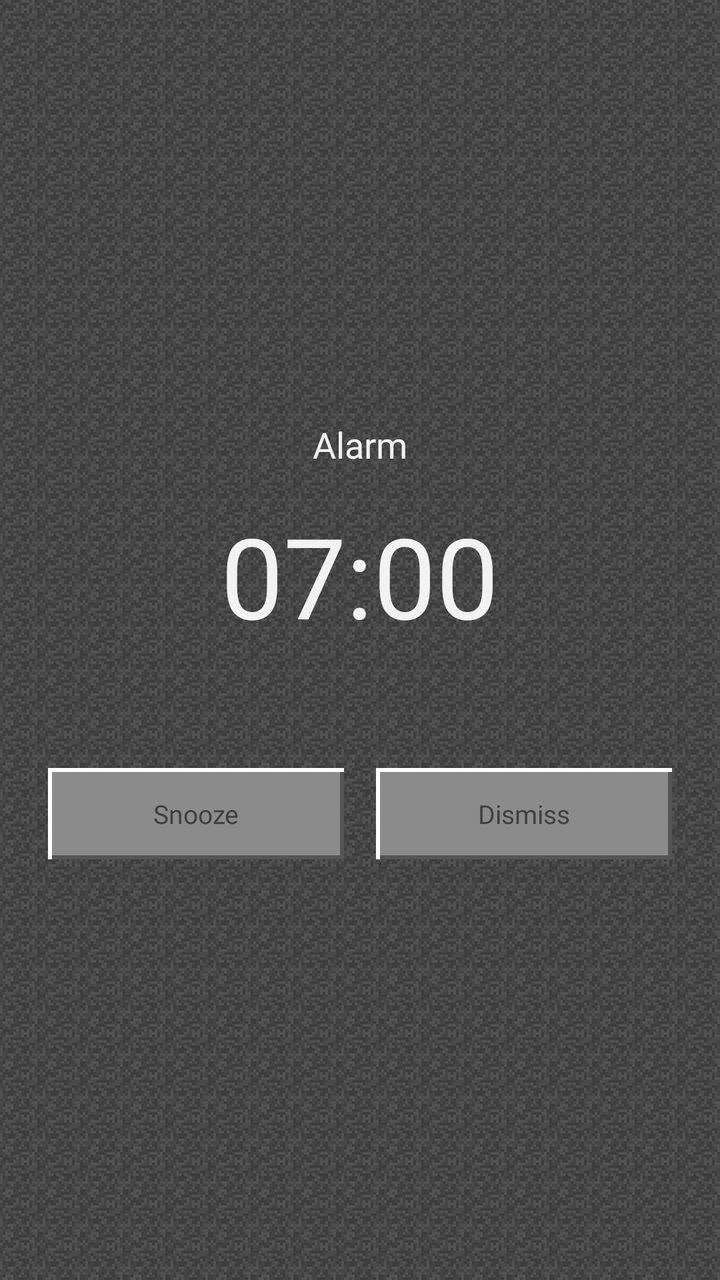
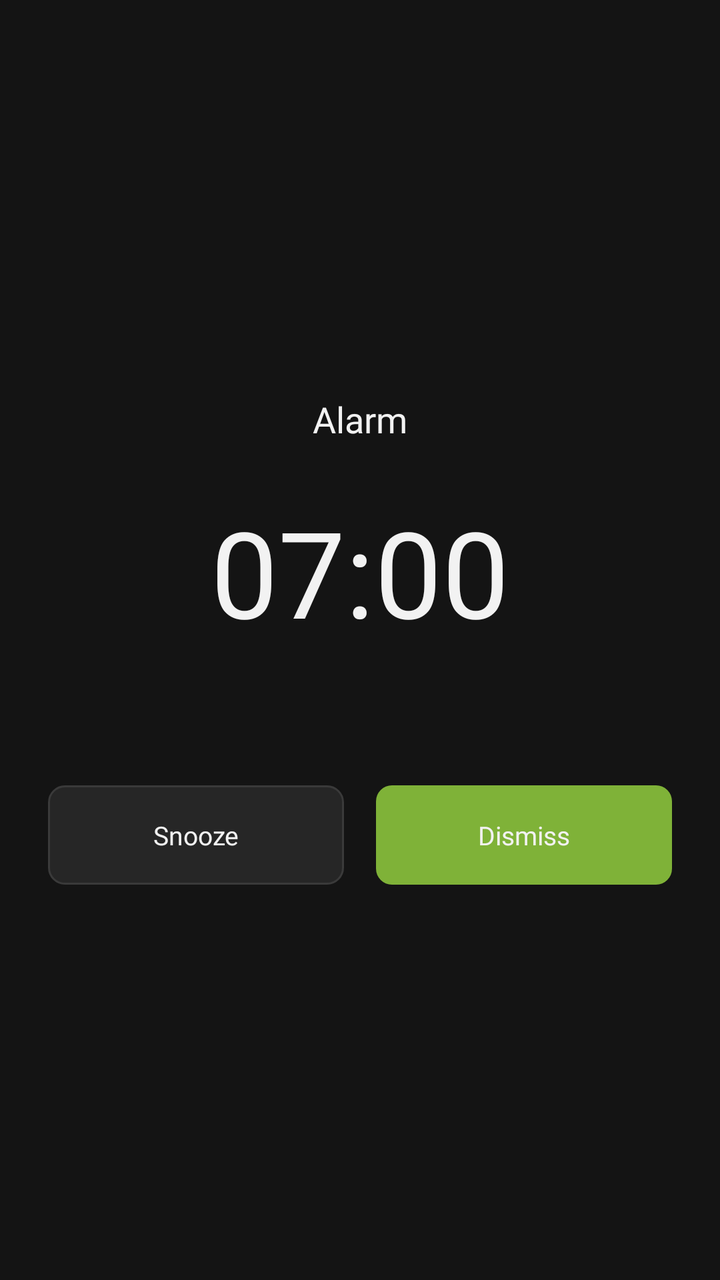

An Android layout rendered at two revisions. The XML below is the earlier revision; the diff shows what the commit changed to produce the second picture.
<!-- AndroidManifest.xml: application theme Theme.MCClock -->
<!-- res/layout/activity_alarm_ringing.xml -->
<?xml version="1.0" encoding="utf-8"?>
<LinearLayout xmlns:android="http://schemas.android.com/apk/res/android"
    android:layout_width="match_parent"
    android:layout_height="match_parent"
    android:background="@drawable/bg_stone"
    android:gravity="center"
    android:orientation="vertical"
    android:padding="24dp">

    <TextView
        android:id="@+id/titleText"
        android:layout_width="wrap_content"
        android:layout_height="wrap_content"
        android:fontFamily="@font/silkscreen_bold"
        android:shadowColor="#CC000000"
        android:shadowDx="2"
        android:shadowDy="2"
        android:shadowRadius="0"
        android:text="Alarm"
        android:textColor="@color/app_text"
        android:textSize="18sp" />

    <TextView
        android:id="@+id/timeText"
        android:layout_width="wrap_content"
        android:layout_height="wrap_content"
        android:layout_marginTop="16dp"
        android:fontFamily="@font/silkscreen_bold"
        android:shadowColor="#CC000000"
        android:shadowDx="3"
        android:shadowDy="3"
        android:shadowRadius="0"
        android:text="07:00"
        android:textColor="@color/app_text"
        android:textSize="56sp" />

    <TextView
        android:id="@+id/labelText"
        android:layout_width="wrap_content"
        android:layout_height="wrap_content"
        android:layout_marginTop="8dp"
        android:textColor="@color/app_text_dim"
        android:textSize="14sp" />

    <LinearLayout
        android:layout_width="match_parent"
        android:layout_height="wrap_content"
        android:layout_marginTop="32dp"
        android:orientation="horizontal">

        <TextView
            android:id="@+id/snoozeButton"
            android:layout_width="0dp"
            android:layout_height="wrap_content"
            android:layout_marginEnd="8dp"
            android:layout_weight="1"
            android:background="@drawable/mc_button"
            android:clickable="true"
            android:focusable="true"
            android:fontFamily="@font/silkscreen_bold"
            android:gravity="center"
            android:padding="14dp"
            android:text="Snooze"
            android:textColor="@color/mc_text"
            android:textSize="13sp" />

        <TextView
            android:id="@+id/dismissButton"
            android:layout_width="0dp"
            android:layout_height="wrap_content"
            android:layout_marginStart="8dp"
            android:layout_weight="1"
            android:background="@drawable/mc_button"
            android:clickable="true"
            android:focusable="true"
            android:fontFamily="@font/silkscreen_bold"
            android:gravity="center"
            android:padding="14dp"
            android:text="Dismiss"
            android:textColor="@color/mc_text"
            android:textSize="13sp" />
    </LinearLayout>
</LinearLayout>
<!-- resources referenced by this layout -->
<resources>
  <color name="app_text">#F2F2F2</color>
  <color name="app_text_dim">#A9A9A9</color>
  <color name="mc_text">#3F3F3F</color>
  <!-- drawable bg_stone (drawable) -->
  <?xml version="1.0" encoding="utf-8"?>
  <bitmap xmlns:android="http://schemas.android.com/apk/res/android"
      android:src="@drawable/bg_stone_tile"
      android:tileMode="repeat" />
  <!-- drawable mc_button (drawable) -->
  <?xml version="1.0" encoding="utf-8"?>
  <selector xmlns:android="http://schemas.android.com/apk/res/android">
  
      
      <item android:state_pressed="true">
          <layer-list>
              <item>
                  <shape android:shape="rectangle">
                      <solid android:color="@color/mc_panel_dark" />
                  </shape>
              </item>
              <item
                  android:bottom="0dp"
                  android:left="2dp"
                  android:right="0dp"
                  android:top="2dp">
                  <shape android:shape="rectangle">
                      <solid android:color="@color/mc_panel_light" />
                  </shape>
              </item>
              <item
                  android:bottom="2dp"
                  android:left="2dp"
                  android:right="2dp"
                  android:top="2dp">
                  <shape android:shape="rectangle">
                      <solid android:color="@color/mc_button_fill_pressed" />
                  </shape>
              </item>
          </layer-list>
      </item>
  
      
      <item>
          <layer-list>
              <item>
                  <shape android:shape="rectangle">
                      <solid android:color="@color/mc_panel_light" />
                  </shape>
              </item>
              <item
                  android:bottom="0dp"
                  android:left="2dp"
                  android:right="0dp"
                  android:top="2dp">
                  <shape android:shape="rectangle">
                      <solid android:color="@color/mc_panel_dark" />
                  </shape>
              </item>
              <item
                  android:bottom="2dp"
                  android:left="2dp"
                  android:right="2dp"
                  android:top="2dp">
                  <shape android:shape="rectangle">
                      <solid android:color="@color/mc_button_fill" />
                  </shape>
              </item>
          </layer-list>
      </item>
  
  </selector>
  <style name="Theme.MCClock" parent="Theme.AppCompat.NoActionBar">
          <item name="android:windowBackground">@drawable/bg_stone</item>
          <item name="android:statusBarColor">@color/app_bg_dark</item>
          <item name="android:navigationBarColor">@color/app_bg_dark</item>
          <item name="colorPrimary">@color/mc_panel_fill</item>
          <item name="colorPrimaryDark">@color/mc_panel_dark</item>
          <item name="colorAccent">#7FB238</item>
      </style>
  <!-- drawable bg_stone_tile: png bitmap (drawable-nodpi, 470 bytes) -->
  <color name="mc_panel_dark">#555555</color>
  <color name="mc_panel_light">#FFFFFF</color>
  <color name="mc_button_fill_pressed">#6E6E6E</color>
  <color name="mc_button_fill">#8B8B8B</color>
  <color name="app_bg_dark">#1E1E1E</color>
  <color name="mc_panel_fill">#C6C6C6</color>
</resources>

<!-- the commit's change to res/layout/activity_alarm_ringing.xml (unified diff, before → after) -->
@@ -2,7 +2,7 @@
 <LinearLayout xmlns:android="http://schemas.android.com/apk/res/android"
     android:layout_width="match_parent"
     android:layout_height="match_parent"
-    android:background="@drawable/bg_stone"
+    android:background="@color/app_bg"
     android:gravity="center"
     android:orientation="vertical"
     android:padding="24dp">
@@ -24,7 +24,7 @@
         android:id="@+id/timeText"
         android:layout_width="wrap_content"
         android:layout_height="wrap_content"
-        android:layout_marginTop="16dp"
+        android:layout_marginTop="24dp"
         android:fontFamily="@font/silkscreen_bold"
         android:shadowColor="#CC000000"
         android:shadowDx="3"
@@ -32,7 +32,7 @@
         android:shadowRadius="0"
         android:text="07:00"
         android:textColor="@color/app_text"
-        android:textSize="56sp" />
+        android:textSize="60sp" />
 
     <TextView
         android:id="@+id/labelText"
@@ -45,7 +45,7 @@
     <LinearLayout
         android:layout_width="match_parent"
         android:layout_height="wrap_content"
-        android:layout_marginTop="32dp"
+        android:layout_marginTop="40dp"
         android:orientation="horizontal">
 
         <TextView
@@ -54,14 +54,14 @@
             android:layout_height="wrap_content"
             android:layout_marginEnd="8dp"
             android:layout_weight="1"
-            android:background="@drawable/mc_button"
+            android:background="@drawable/mc_button_secondary"
             android:clickable="true"
             android:focusable="true"
             android:fontFamily="@font/silkscreen_bold"
             android:gravity="center"
-            android:padding="14dp"
+            android:padding="16dp"
             android:text="Snooze"
-            android:textColor="@color/mc_text"
+            android:textColor="@color/app_text"
             android:textSize="13sp" />
 
         <TextView
@@ -70,14 +70,14 @@
             android:layout_height="wrap_content"
             android:layout_marginStart="8dp"
             android:layout_weight="1"
-            android:background="@drawable/mc_button"
+            android:background="@drawable/mc_button_primary"
             android:clickable="true"
             android:focusable="true"
             android:fontFamily="@font/silkscreen_bold"
             android:gravity="center"
-            android:padding="14dp"
+            android:padding="16dp"
             android:text="Dismiss"
-            android:textColor="@color/mc_text"
+            android:textColor="@color/app_text"
             android:textSize="13sp" />
     </LinearLayout>
 </LinearLayout>
<!-- resource entries referenced after the edit -->
@@ -1,90 +1,55 @@
 <!-- resources referenced by this layout -->
 <resources>
+  <color name="app_bg">#141414</color>
   <color name="app_text">#F2F2F2</color>
-  <color name="app_text_dim">#A9A9A9</color>
-  <color name="mc_text">#3F3F3F</color>
-  <!-- drawable bg_stone (drawable) -->
-  <?xml version="1.0" encoding="utf-8"?>
-  <bitmap xmlns:android="http://schemas.android.com/apk/res/android"
-      android:src="@drawable/bg_stone_tile"
-      android:tileMode="repeat" />
-  <!-- drawable mc_button (drawable) -->
+  <color name="app_text_dim">#7A7A7A</color>
+  <!-- drawable mc_button_primary (drawable) -->
   <?xml version="1.0" encoding="utf-8"?>
   <selector xmlns:android="http://schemas.android.com/apk/res/android">
-  
-      
       <item android:state_pressed="true">
-          <layer-list>
-              <item>
-                  <shape android:shape="rectangle">
-                      <solid android:color="@color/mc_panel_dark" />
-                  </shape>
-              </item>
-              <item
-                  android:bottom="0dp"
-                  android:left="2dp"
-                  android:right="0dp"
-                  android:top="2dp">
-                  <shape android:shape="rectangle">
-                      <solid android:color="@color/mc_panel_light" />
-                  </shape>
-              </item>
-              <item
-                  android:bottom="2dp"
-                  android:left="2dp"
-                  android:right="2dp"
-                  android:top="2dp">
-                  <shape android:shape="rectangle">
-                      <solid android:color="@color/mc_button_fill_pressed" />
-                  </shape>
-              </item>
-          </layer-list>
+          <shape android:shape="rectangle">
+              <solid android:color="@color/mc_green_pressed" />
+              <corners android:radius="8dp" />
+          </shape>
       </item>
-  
-      
       <item>
-          <layer-list>
-              <item>
-                  <shape android:shape="rectangle">
-                      <solid android:color="@color/mc_panel_light" />
-                  </shape>
-              </item>
-              <item
-                  android:bottom="0dp"
-                  android:left="2dp"
-                  android:right="0dp"
-                  android:top="2dp">
-                  <shape android:shape="rectangle">
-                      <solid android:color="@color/mc_panel_dark" />
-                  </shape>
-              </item>
-              <item
-                  android:bottom="2dp"
-                  android:left="2dp"
-                  android:right="2dp"
-                  android:top="2dp">
-                  <shape android:shape="rectangle">
-                      <solid android:color="@color/mc_button_fill" />
-                  </shape>
-              </item>
-          </layer-list>
+          <shape android:shape="rectangle">
+              <solid android:color="@color/mc_green" />
+              <corners android:radius="8dp" />
+          </shape>
       </item>
-  
+  </selector>
+  <!-- drawable mc_button_secondary (drawable) -->
+  <?xml version="1.0" encoding="utf-8"?>
+  <selector xmlns:android="http://schemas.android.com/apk/res/android">
+      <item android:state_pressed="true">
+          <shape android:shape="rectangle">
+              <solid android:color="@color/app_surface_light" />
+              <stroke android:width="1dp" android:color="@color/app_border" />
+              <corners android:radius="8dp" />
+          </shape>
+      </item>
+      <item>
+          <shape android:shape="rectangle">
+              <solid android:color="@color/app_surface" />
+              <stroke android:width="1dp" android:color="@color/app_border" />
+              <corners android:radius="8dp" />
+          </shape>
+      </item>
   </selector>
   <style name="Theme.MCClock" parent="Theme.AppCompat.NoActionBar">
-          <item name="android:windowBackground">@drawable/bg_stone</item>
-          <item name="android:statusBarColor">@color/app_bg_dark</item>
-          <item name="android:navigationBarColor">@color/app_bg_dark</item>
-          <item name="colorPrimary">@color/mc_panel_fill</item>
-          <item name="colorPrimaryDark">@color/mc_panel_dark</item>
-          <item name="colorAccent">#7FB238</item>
+          <item name="android:windowBackground">@color/app_bg</item>
+          <item name="android:statusBarColor">@color/app_bg</item>
+          <item name="android:navigationBarColor">@color/app_bg</item>
+          <item name="colorPrimary">@color/mc_green</item>
+          <item name="colorPrimaryDark">@color/mc_green_dark</item>
+          <item name="colorAccent">@color/mc_green</item>
       </style>
-  <!-- drawable bg_stone_tile: png bitmap (drawable-nodpi, 470 bytes) -->
-  <color name="mc_panel_dark">#555555</color>
-  <color name="mc_panel_light">#FFFFFF</color>
-  <color name="mc_button_fill_pressed">#6E6E6E</color>
-  <color name="mc_button_fill">#8B8B8B</color>
-  <color name="app_bg_dark">#1E1E1E</color>
-  <color name="mc_panel_fill">#C6C6C6</color>
+  <color name="mc_green_pressed">#4A7028</color>
+  <color name="mc_green">#7FB238</color>
+  <color name="app_surface_light">#333333</color>
+  <color name="app_border">#3A3A3A</color>
+  <color name="app_surface">#262626</color>
+  <color name="mc_green_dark">#5B8731</color>
 </resources>
 
